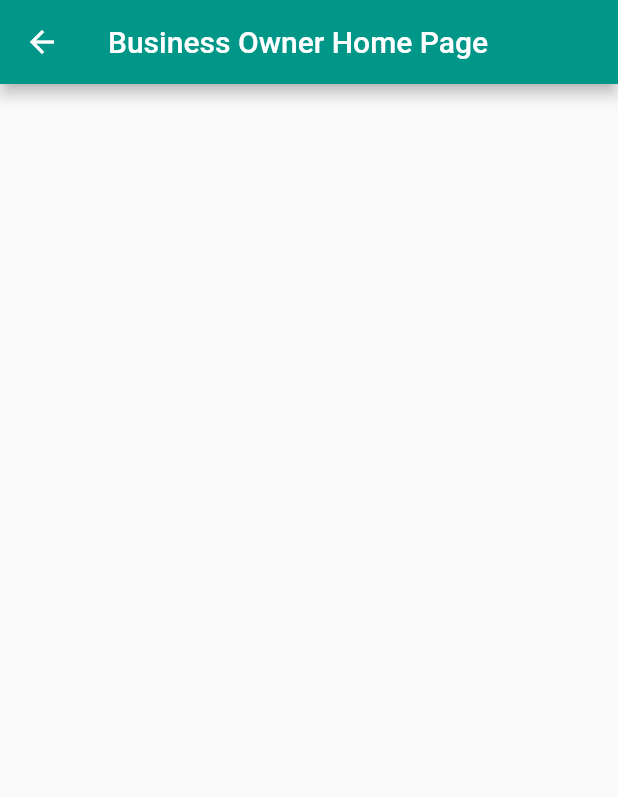
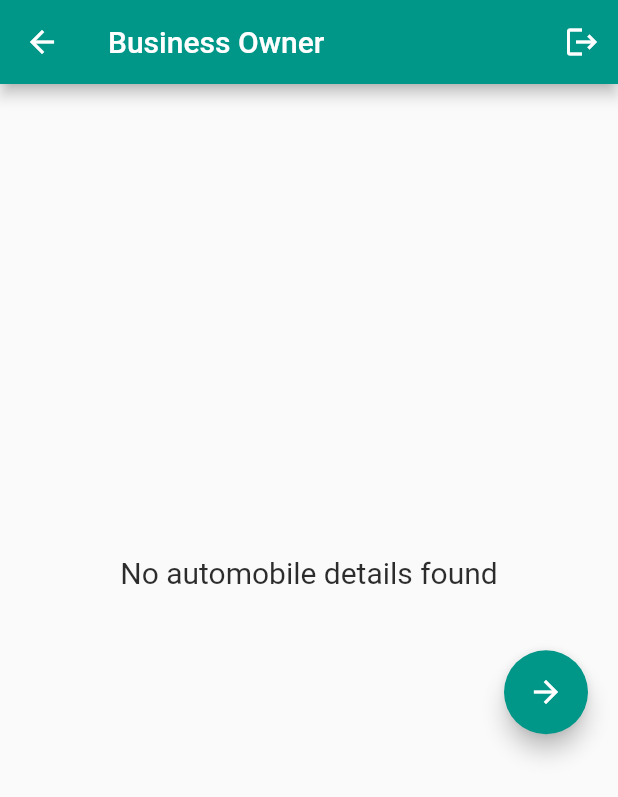
Before and after one commit to abdullahawan123/Renting-Automobile-Flutter-Application, a Flutter app: the BO_HomePage screen opened directly, on a phone screen of 412 x 824 dp. Shown: the top 797 px of the screen. Run offline on Flutter 3.47's test engine with Material 2 defaults, Android fonts, the light colour scheme and no system bars; our stand-ins replace animated_text_kit, cloud_firestore, firebase_auth, firebase_core, fluttertoast, shared_preferences; accounts and stored records are empty; project files that could hold a hidden picture were left out.

Commit message:
some new changes occurs, like details simple screen and business owner page is created.

```diff
--- a/lib/UI/Authentication/Login.dart
+++ b/lib/UI/Authentication/Login.dart
@@ -49,7 +49,7 @@ class _LoginState extends State<Login> {
           Navigator.pushReplacement(
             context,
             MaterialPageRoute(
-              builder: (context) =>  const BO_HomePage(),
+              builder: (context) =>  BO_HomePage(),
             ),
           );
           setState(() {
--- /dev/null
+++ b/lib/UI/BO_Screens/BO_Details.dart
@@ -0,0 +1,19 @@
+import 'package:flutter/material.dart';
+
+class BO_Details extends StatefulWidget {
+  const BO_Details({Key? key}) : super(key: key);
+
+  @override
+  State<BO_Details> createState() => _BO_DetailsState();
+}
+
+class _BO_DetailsState extends State<BO_Details> {
+  @override
+  Widget build(BuildContext context) {
+    return Scaffold(
+      appBar: AppBar(
+        title: Text("Details of the automobile"),
+      ),
+    );
+  }
+}
--- a/lib/UI/BO_Screens/BO_HomePage.dart
+++ b/lib/UI/BO_Screens/BO_HomePage.dart
@@ -1,18 +1,77 @@
 import 'package:flutter/material.dart';
+import 'package:wheel_for_a_while/UI/Authentication/Login.dart';
+import 'package:wheel_for_a_while/UI/BO_Screens/BO_Details.dart';
 
 class BO_HomePage extends StatefulWidget {
-  const BO_HomePage({Key? key}) : super(key: key);
+  @override
+  _BO_HomePageState createState() => _BO_HomePageState();
+}
+
+class _BO_HomePageState extends State<BO_HomePage> with SingleTickerProviderStateMixin {
+  late AnimationController _animationController;
+  late Animation<double> _animation;
 
   @override
-  State<BO_HomePage> createState() => _BO_HomePageState();
-}
+  void initState() {
+    super.initState();
+    // Create animation controller
+    _animationController = AnimationController(
+      duration: const Duration(seconds: 2),
+      vsync: this,
+    );
 
-class _BO_HomePageState extends State<BO_HomePage> {
+    // Create animation
+    _animation = Tween<double>(begin: 0, end: 1).animate(_animationController);
+
+    // Start the animation
+    _animationController.forward();
+  }
+
+  @override
+  void dispose() {
+    _animationController.dispose();
+    super.dispose();
+  }
+
   @override
   Widget build(BuildContext context) {
     return Scaffold(
       appBar: AppBar(
-        title: const Text('Business Owner Home Page'),
+        title: const Text('Business Owner'),
+        actions: [
+          IconButton(onPressed: (){
+            Navigator.push(context, MaterialPageRoute(builder: (context) => Login()));
+          }, icon: Icon(Icons.logout))
+        ],
+      ),
+      body: Column(
+        mainAxisAlignment: MainAxisAlignment.center,
+        crossAxisAlignment: CrossAxisAlignment.center,
+        children: [
+          FadeTransition(
+            opacity: _animation,
+            child: const Text(
+              'No automobile details found',
+              style: TextStyle(fontSize: 20),
+            ),
+          ),
+          const SizedBox(height: 20),
+          Align(
+            alignment: Alignment.bottomRight,
+            child: Padding(
+              padding: const EdgeInsets.all(20.0),
+              child: FloatingActionButton(
+                onPressed: () {
+                  Navigator.push(
+                    context,
+                    MaterialPageRoute(builder: (context) => const BO_Details()),
+                  );
+                },
+                child: const Icon(Icons.arrow_forward),
+              ),
+            ),
+          ),
+        ],
       ),
     );
   }
--- a/pubspec.yaml
+++ b/pubspec.yaml
@@ -44,6 +44,8 @@ dependencies:
   flutter_spinkit: ^5.1.0
   animated_text_kit: ^4.2.2
   shared_preferences: ^2.1.0
+  flutter_carousel_slider: ^1.1.0
+  image_picker: ^0.8.7+5
 
 
 dev_dependencies:
```
Also changed, not shown: lib/UI/Authentication/SplashServices.dart (+8 -2 lines), lib/UI/BO_Screens/BO_Login.dart (deleted, +0 -15 lines), pubspec.lock.
